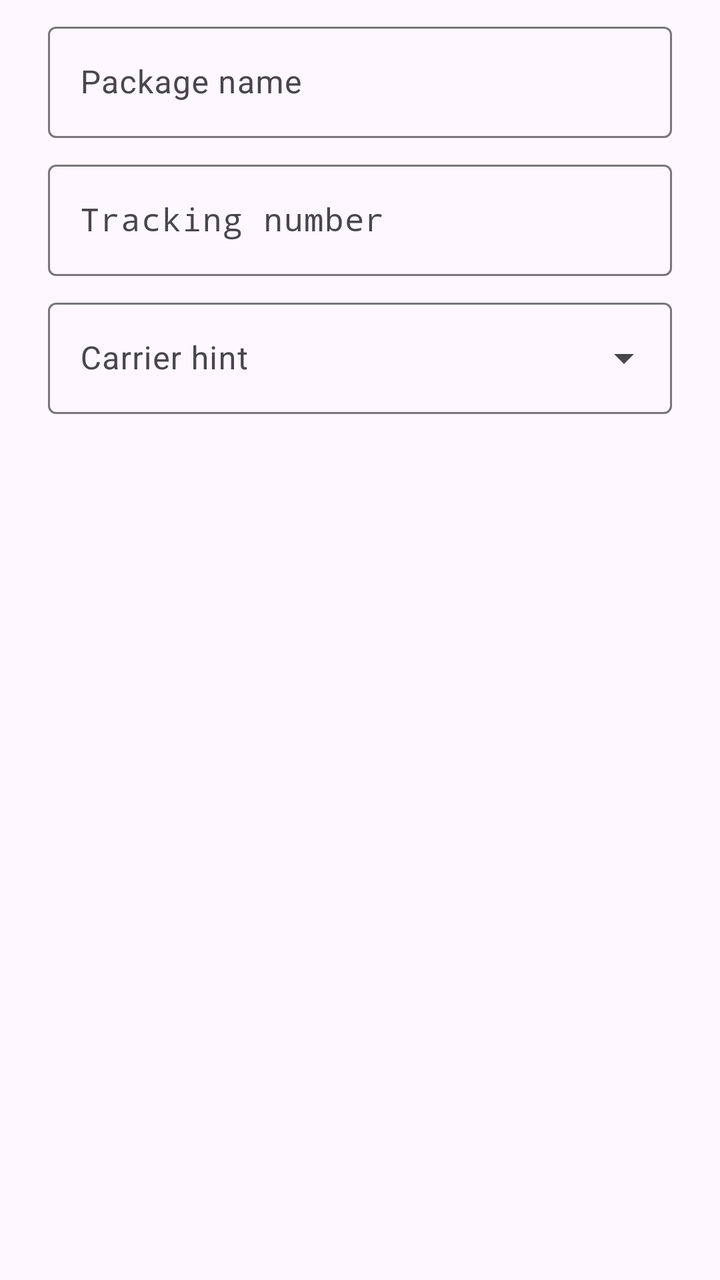
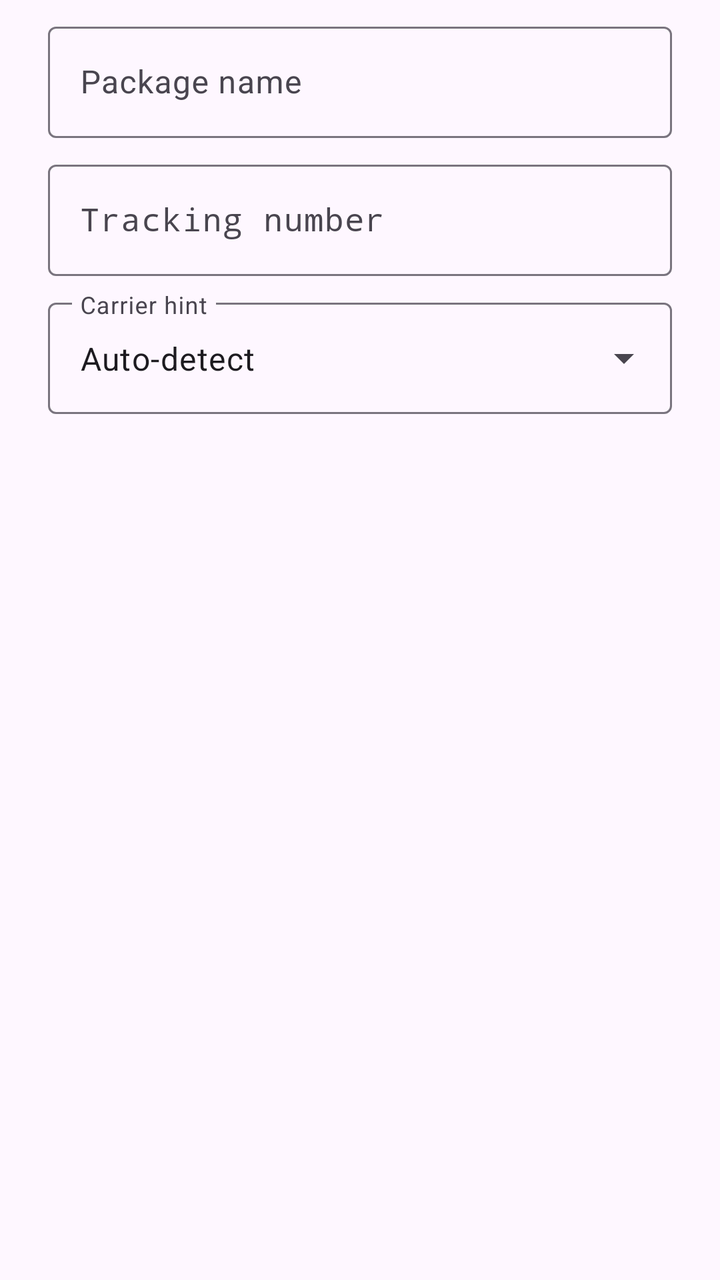

Compare the two renders of this Android layout. The source of the first and the diff that turns it into the second are given below.
<!-- AndroidManifest.xml: application theme Theme.ParcelPal -->
<!-- res/layout/dialog_add_shipment.xml -->
<?xml version="1.0" encoding="utf-8"?>
<LinearLayout xmlns:android="http://schemas.android.com/apk/res/android"
    style="?attr/materialAlertDialogBodyTextStyle"
    android:layout_width="match_parent"
    android:layout_height="wrap_content"
    android:orientation="vertical"
    android:paddingHorizontal="24dp"
    android:paddingTop="8dp">

    <com.google.android.material.textfield.TextInputLayout
        android:layout_width="match_parent"
        android:layout_height="wrap_content"
        android:hint="Package name">
        <com.google.android.material.textfield.TextInputEditText
            android:id="@+id/nameInput"
            android:layout_width="match_parent"
            android:layout_height="wrap_content"
            android:inputType="textCapSentences" />
    </com.google.android.material.textfield.TextInputLayout>

    <com.google.android.material.textfield.TextInputLayout
        android:layout_width="match_parent"
        android:layout_height="wrap_content"
        android:layout_marginTop="8dp"
        android:hint="Tracking number">
        <com.google.android.material.textfield.TextInputEditText
            android:id="@+id/trackingInput"
            android:layout_width="match_parent"
            android:layout_height="wrap_content"
            android:fontFamily="monospace"
            android:inputType="textNoSuggestions" />
    </com.google.android.material.textfield.TextInputLayout>

    <com.google.android.material.textfield.TextInputLayout
        style="@style/Widget.Material3.TextInputLayout.OutlinedBox.ExposedDropdownMenu"
        android:layout_width="match_parent"
        android:layout_height="wrap_content"
        android:layout_marginTop="8dp"
        android:hint="Carrier hint">
        <AutoCompleteTextView
            android:id="@+id/carrierInput"
            android:layout_width="match_parent"
            android:layout_height="wrap_content"
            android:inputType="none" />
    </com.google.android.material.textfield.TextInputLayout>
</LinearLayout>
<!-- resources referenced by this layout -->
<resources>
  <style name="Theme.ParcelPal" parent="Theme.Material3.DayNight.NoActionBar">
          <item name="colorPrimary">@color/primary</item>
          <item name="colorOnPrimary">@color/on_primary</item>
          <item name="android:colorAccent">@color/primary</item>
          <item name="android:navigationBarColor">@color/surface</item>
      </style>
  <color name="primary">#315C46</color>
  <color name="on_primary">#FFFFFF</color>
  <color name="surface">#FAFDF9</color>
</resources>

<!-- the commit's change to res/layout/dialog_add_shipment.xml (unified diff, before → after) -->
@@ -37,10 +37,11 @@
         android:layout_height="wrap_content"
         android:layout_marginTop="8dp"
         android:hint="Carrier hint">
-        <AutoCompleteTextView
+        <com.google.android.material.textfield.MaterialAutoCompleteTextView
             android:id="@+id/carrierInput"
             android:layout_width="match_parent"
             android:layout_height="wrap_content"
-            android:inputType="none" />
+            android:inputType="none"
+            android:text="@string/carrier_auto_detect" />
     </com.google.android.material.textfield.TextInputLayout>
 </LinearLayout>
<!-- resource entries referenced after the edit -->
@@ -1,5 +1,6 @@
 <!-- resources referenced by this layout -->
 <resources>
+  <string name="carrier_auto_detect">Auto-detect</string>
   <style name="Theme.ParcelPal" parent="Theme.Material3.DayNight.NoActionBar">
           <item name="colorPrimary">@color/primary</item>
           <item name="colorOnPrimary">@color/on_primary</item>
